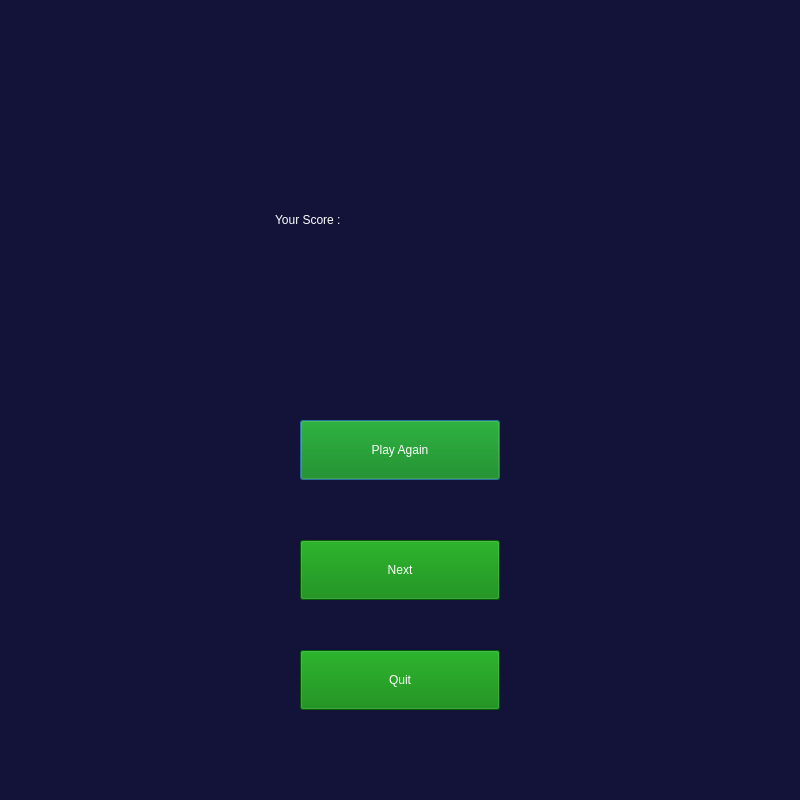
First picture: the form in ui_files/result.ui, repository omkar2887/Whack_A_Mole, before the edit.
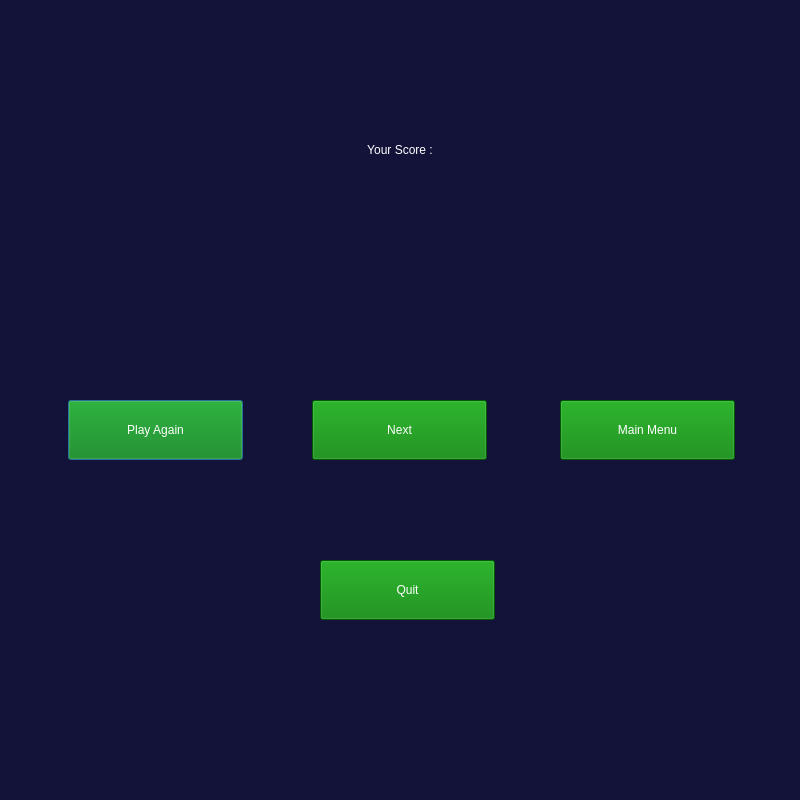
Second picture: the form after the edit.

Commit message: completed level and skin ,changed result ui,signup

```diff
--- a/ui_files/result.ui
+++ b/ui_files/result.ui
@@ -20,7 +20,7 @@
    <property name="geometry">
     <rect>
      <x>275</x>
-     <y>190</y>
+     <y>120</y>
      <width>250</width>
      <height>60</height>
     </rect>
@@ -32,12 +32,15 @@
    <property name="text">
     <string>Your Score :</string>
    </property>
+   <property name="alignment">
+    <set>Qt::AlignCenter</set>
+   </property>
   </widget>
   <widget class="QLabel" name="f_score">
    <property name="geometry">
     <rect>
      <x>300</x>
-     <y>270</y>
+     <y>200</y>
      <width>200</width>
      <height>60</height>
     </rect>
@@ -56,9 +59,9 @@
   <widget class="QPushButton" name="f_playagain">
    <property name="geometry">
     <rect>
-     <x>300</x>
-     <y>420</y>
-     <width>200</width>
+     <x>68</x>
+     <y>400</y>
+     <width>175</width>
      <height>60</height>
     </rect>
    </property>
@@ -77,9 +80,9 @@
   <widget class="QPushButton" name="f_next">
    <property name="geometry">
     <rect>
-     <x>300</x>
-     <y>540</y>
-     <width>200</width>
+     <x>312</x>
+     <y>400</y>
+     <width>175</width>
      <height>60</height>
     </rect>
    </property>
@@ -98,9 +101,9 @@
   <widget class="QPushButton" name="f_quit">
    <property name="geometry">
     <rect>
-     <x>300</x>
-     <y>650</y>
-     <width>200</width>
+     <x>320</x>
+     <y>560</y>
+     <width>175</width>
      <height>60</height>
     </rect>
    </property>
@@ -116,44 +119,25 @@
     <string>Quit</string>
    </property>
   </widget>
-  <widget class="QLabel" name="result_label">
+  <widget class="QPushButton" name="f_mainmenu">
    <property name="geometry">
     <rect>
-     <x>50</x>
-     <y>80</y>
-     <width>350</width>
+     <x>560</x>
+     <y>400</y>
+     <width>175</width>
      <height>60</height>
     </rect>
    </property>
    <property name="styleSheet">
-    <string notr="true">font: 25pt &quot;Georgia&quot;;
-color:white;</string>
+    <string notr="true">font: 16pt &quot;Arial Rounded MT Bold&quot;;
+padding:15px;
+background-color:green;
+color:white;
+
+</string>
    </property>
    <property name="text">
-    <string/>
-   </property>
-   <property name="alignment">
-    <set>Qt::AlignCenter</set>
-   </property>
-  </widget>
-  <widget class="QLabel" name="result_name">
-   <property name="geometry">
-    <rect>
-     <x>420</x>
-     <y>80</y>
-     <width>350</width>
-     <height>60</height>
-    </rect>
-   </property>
-   <property name="styleSheet">
-    <string notr="true">font: 25pt &quot;Georgia&quot;;
-color:white;</string>
-   </property>
-   <property name="text">
-    <string/>
-   </property>
-   <property name="alignment">
-    <set>Qt::AlignCenter</set>
+    <string>Main Menu</string>
    </property>
   </widget>
  </widget>
```
The commit also changes 17 other files.
